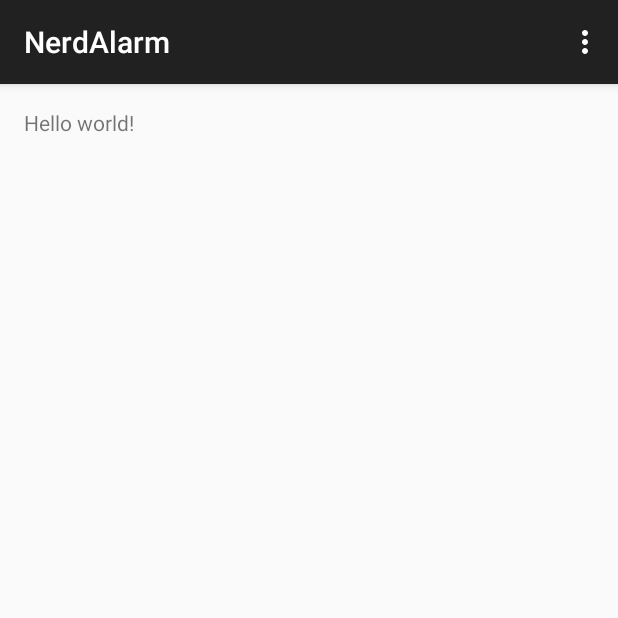
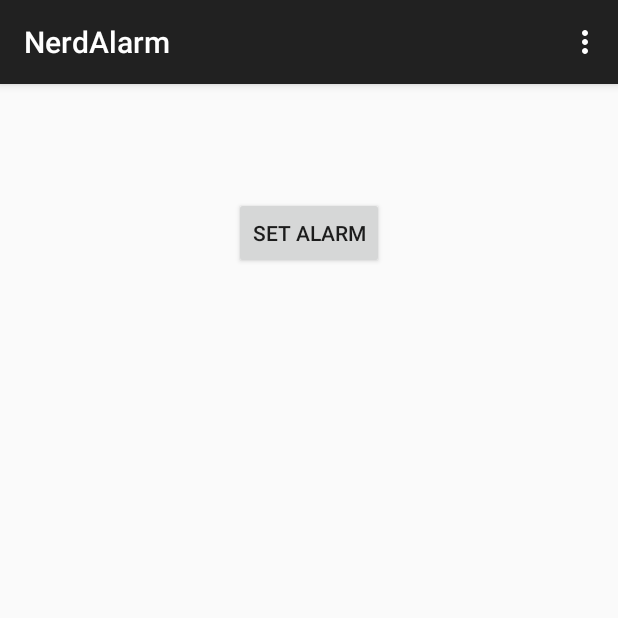
Before and after one commit to rishabhkh/batchalarm, an Android app: the screen it shows after launch (AlarmActivity), on a phone screen of 412 x 824 dp, the top half of it. Run offline under Robolectric (Android 15) with nearby library versions, the phone set to English and light mode, and no system bars.

Commit message:
Tested Multiple Alarms

```diff
--- a/app/src/main/java/com/rishabhkh/nerdalarm/AlarmActivity.java
+++ b/app/src/main/java/com/rishabhkh/nerdalarm/AlarmActivity.java
@@ -8,6 +8,8 @@ import android.support.v7.app.ActionBarActivity;
 import android.util.Log;
 import android.view.Menu;
 import android.view.MenuItem;
+import android.view.View;
+import android.widget.Button;
 
 import java.util.Calendar;
 
@@ -16,19 +18,28 @@ public class AlarmActivity extends ActionBarActivity {
     final String TAG = "Alarm";
     AlarmManager mAlarmManager;
     int mHour = 19;
-    int mMinute = 14;
+    int mMinute = 32;
     Intent mIntent;
     Calendar mCalendar;
+    int numberOfAlarms=5;
 
     @Override
     protected void onCreate(Bundle savedInstanceState) {
         super.onCreate(savedInstanceState);
         setContentView(R.layout.activity_alarm);
 
+        Button button = (Button)findViewById(R.id.b1);
+        button.setOnClickListener(new View.OnClickListener() {
+            public void onClick(View v) {
+                for(int i=0;i<=numberOfAlarms;i++) {
+                    createAlarm(String.valueOf(i), mHour, mMinute+i, i);
+                }
+            }
+        });
+
+
         mAlarmManager = (AlarmManager) getSystemService(ALARM_SERVICE);
         mCalendar = Calendar.getInstance();
-
-        createAlarm("Alarm!", mHour, mMinute, 0);
     }
 
     @Override
@@ -55,13 +66,12 @@ public class AlarmActivity extends ActionBarActivity {
 
     public void createAlarm(String label, int hour, int minute, int reqCode) {
 
-        mCalendar.set(mCalendar.HOUR_OF_DAY, mHour);
-        mCalendar.set(mCalendar.MINUTE, mMinute);
+        mCalendar.set(mCalendar.HOUR_OF_DAY, hour);
+        mCalendar.set(mCalendar.MINUTE, minute);
         mIntent = new Intent(AlarmActivity.this, AlarmReceiver.class);
         mIntent.putExtra("label", label);
-        Log.v(TAG, "Setting Alarm");
+        Log.v(TAG, "Setting Alarm:"+reqCode);
         mAlarmManager.set(AlarmManager.RTC_WAKEUP, mCalendar.getTimeInMillis(), getPendingIntent(reqCode));
-
     }
 
     public PendingIntent getPendingIntent(int reqCode) {
--- a/app/src/main/res/layout/activity_alarm.xml
+++ b/app/src/main/res/layout/activity_alarm.xml
@@ -5,7 +5,14 @@
     android:paddingTop="@dimen/activity_vertical_margin"
     android:paddingBottom="@dimen/activity_vertical_margin" tools:context=".AlarmActivity">
 
-    <TextView android:text="@string/hello_world" android:layout_width="wrap_content"
-        android:layout_height="wrap_content" />
 
+    <Button
+        style="?android:attr/buttonStyleSmall"
+        android:layout_width="wrap_content"
+        android:layout_height="wrap_content"
+        android:text="Set Alarm"
+        android:id="@+id/b1"
+        android:layout_alignParentTop="true"
+        android:layout_centerHorizontal="true"
+        android:layout_marginTop="59dp" />
 </RelativeLayout>
```
